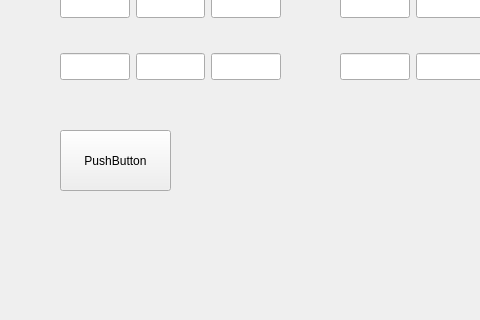
Above: C++/qt/MatrixPro/Matrix/mainwindow.ui from ilya-uzun/Learning before the change; both pictures show x 0 to 480 and y 160 to 480 of the 755 by 619 pixel window. Below: the same form after it.
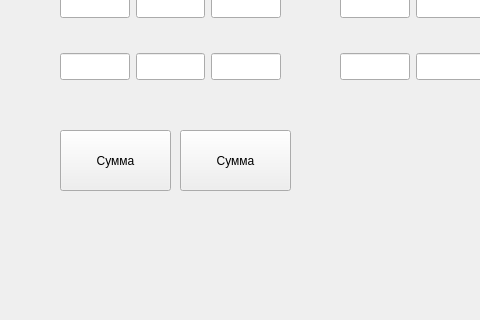
That is the form after the change.

Commit message: Добавил кнопку

The edit to the form file:
```diff
--- a/C++/qt/MatrixPro/Matrix/mainwindow.ui
+++ b/C++/qt/MatrixPro/Matrix/mainwindow.ui
@@ -24,7 +24,7 @@
      </rect>
     </property>
     <property name="text">
-     <string>PushButton</string>
+     <string>Сумма</string>
     </property>
    </widget>
    <widget class="QWidget" name="layoutWidget">
@@ -306,6 +306,19 @@
      </item>
     </layout>
    </widget>
+   <widget class="QPushButton" name="pushButton_2">
+    <property name="geometry">
+     <rect>
+      <x>180</x>
+      <y>290</y>
+      <width>111</width>
+      <height>61</height>
+     </rect>
+    </property>
+    <property name="text">
+     <string>Сумма</string>
+    </property>
+   </widget>
   </widget>
   <widget class="QMenuBar" name="menubar">
    <property name="geometry">
```
The commit also changes 3 other files.
